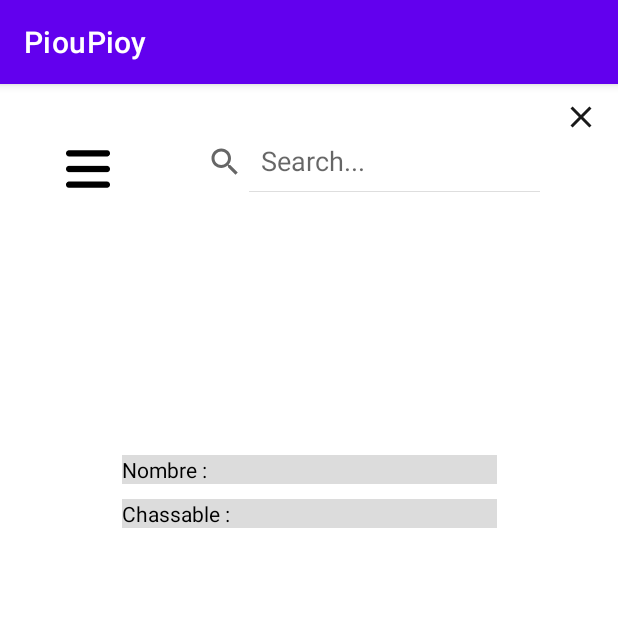
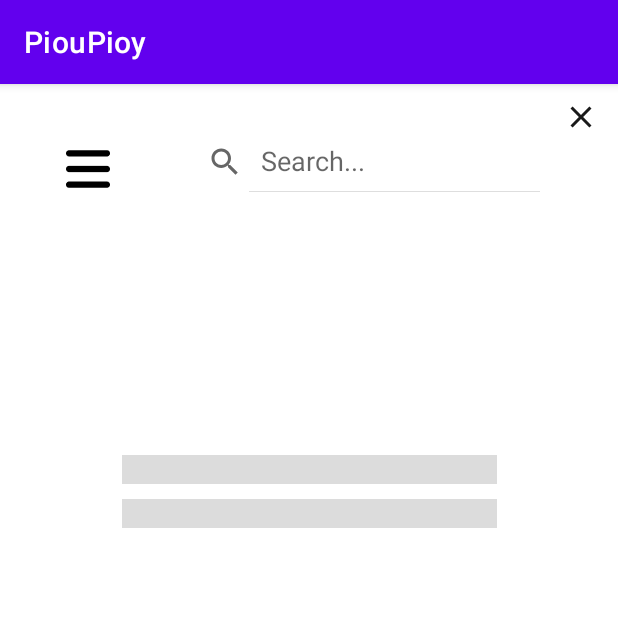
Before and after one commit to samuelboiss/PiouPiou, an Android app: the fragment BirdCensusInfo placed in its activity, on a phone screen of 412 x 824 dp, the top half of it. Run offline under Robolectric (Android 15) with nearby library versions, the phone set to English and light mode, and no system bars; libraries missing offline, so code that uses them is left out: org.osmdroid.api, org.osmdroid.config, org.osmdroid.tileprovider, org.osmdroid.util, org.osmdroid.views; plain views replace MapView; 11 statements that could not run were skipped.

Commit message:
fix: change popup display and correct text

```diff
--- a/PiouPiou/app/src/main/res/layout/fragment_bird_census_info.xml
+++ b/PiouPiou/app/src/main/res/layout/fragment_bird_census_info.xml
@@ -60,7 +60,6 @@
         android:layout_height="wrap_content"
         android:layout_marginTop="10dp"
         android:background="@color/grey"
-        android:text="@string/birdNumber"
         android:textColor="@color/black"
         app:layout_constraintEnd_toEndOf="parent"
         app:layout_constraintStart_toStartOf="parent"
@@ -72,7 +71,6 @@
         android:layout_height="wrap_content"
         android:layout_marginTop="10dp"
         android:background="@color/grey"
-        android:text="@string/huntable"
         android:textColor="@color/black"
         app:layout_constraintEnd_toEndOf="parent"
         app:layout_constraintStart_toStartOf="parent"
--- a/PiouPiou/app/src/main/res/layout/map_page.xml
+++ b/PiouPiou/app/src/main/res/layout/map_page.xml
@@ -54,11 +54,8 @@
             android:layout_width="300dp"
             android:layout_height="400dp"
             android:visibility="invisible"
-            app:layout_constraintBottom_toBottomOf="parent"
-
-            app:layout_constraintLeft_toLeftOf="parent"
-            app:layout_constraintRight_toRightOf="parent"
-            app:layout_constraintTop_toTopOf="parent"
+            android:layout_centerInParent="true"
+            android:layout_centerVertical="true"
             tools:layout="@layout/fragment_bird_census_info" />
 
 
```
Also changed, not shown: PiouPiou/app/src/main/java/com/example/pioupioy/BirdCensusInfo.java (+12 -6 lines).
